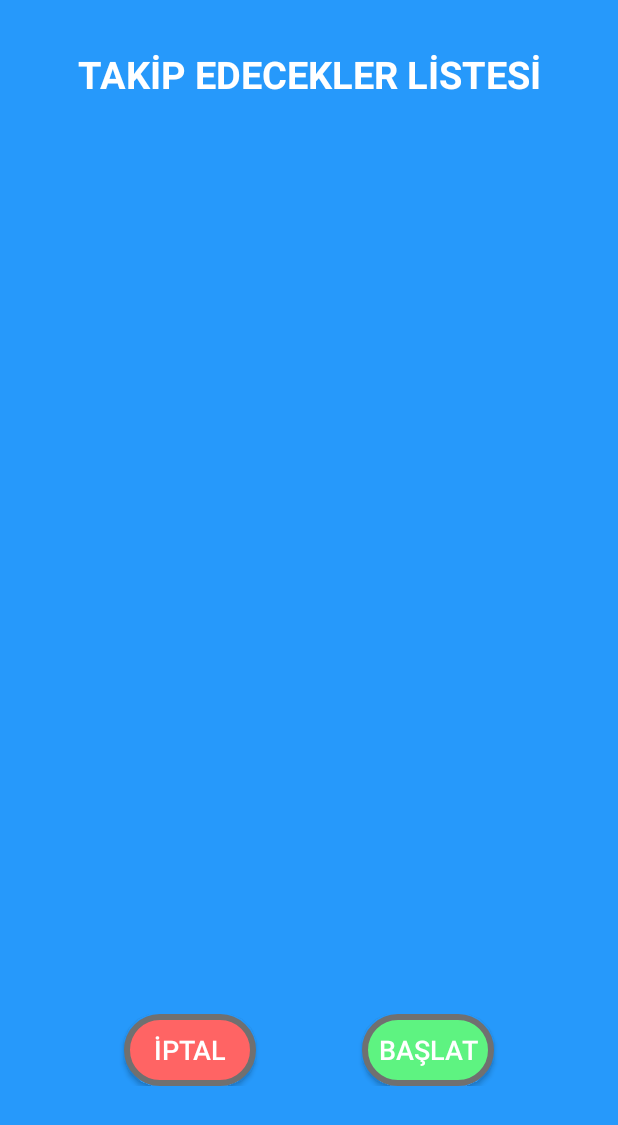
After one commit to onimaskesi/MGT-APP, an Android app: the TakipEdeceklerListesi screen opened directly, with no data from a screen before it, on a phone screen of 412 x 824 dp. The commit adds this screen. Shown: the top 1125 px of the screen. Run offline under Robolectric (Android 15) with nearby library versions, the phone set to English and light mode, and no system bars; our stand-ins replace Firebase (no records; nobody signed in at launch, a user with empty details on screens opened directly).

Commit message:
takipci listesi

```diff
--- a/app/src/main/AndroidManifest.xml
+++ b/app/src/main/AndroidManifest.xml
@@ -5,7 +5,7 @@
     <uses-permission android:name="android.permission.READ_PHONE_NUMBERS" />
     <uses-permission android:name="android.permission.READ_PHONE_STATE" />
     <uses-permission android:name="android.permission.READ_SMS" />
-    <uses-permission android:name="android.permission.READ_CONTACTS"/>
+    <uses-permission android:name="android.permission.READ_CONTACTS" />
 
     <application
         android:allowBackup="true"
@@ -14,7 +14,8 @@
         android:roundIcon="@mipmap/ic_launcher_round"
         android:supportsRtl="true"
         android:theme="@style/AppTheme">
-        <activity android:name=".RehberActivity"></activity>
+        <activity android:name=".TakipEdeceklerListesi"></activity>
+        <activity android:name=".RehberActivity" />
         <activity android:name=".AnaSayfaActivity" />
         <activity android:name=".ParolaOlusturmaActivity" />
         <activity android:name=".TelefonKayitActivity" />
--- /dev/null
+++ b/app/src/main/java/com/onimaskesi/mgtapp/TakipEdeceklerListesi.kt
@@ -0,0 +1,61 @@
+package com.onimaskesi.mgtapp
+
+import android.content.Context
+import androidx.appcompat.app.AppCompatActivity
+import android.os.Bundle
+import android.view.LayoutInflater
+import android.view.View
+import android.view.ViewGroup
+import android.widget.Toast
+import androidx.recyclerview.widget.LinearLayoutManager
+import androidx.recyclerview.widget.RecyclerView
+import com.google.firebase.firestore.FirebaseFirestore
+import kotlinx.android.synthetic.main.activity_takip_edecekler_listesi.*
+import kotlinx.android.synthetic.main.takipciler.view.*
+
+class TakipEdeceklerListesi : AppCompatActivity() {
+
+    private lateinit var db : FirebaseFirestore
+    lateinit var Telefon : String
+
+    override fun onCreate(savedInstanceState: Bundle?) {
+        super.onCreate(savedInstanceState)
+        setContentView(R.layout.activity_takip_edecekler_listesi)
+
+        Telefon = intent.getStringExtra("tel")
+        //Takipci_list.add(intent.getStringExtra("takipci"))
+
+        //takipciyi takipciler listesine ekle
+
+        //takipciler_list.layoutManager = LinearLayoutManager(this)
+
+        //takipciler_list.adapter = Adapter(Takipci_list, this)
+
+
+    }
+
+    class Adapter(items : List<String>,ctx: Context) : RecyclerView.Adapter<Adapter.ViewHolder>(){
+
+        private var list = items
+        private var context = ctx
+
+        override fun getItemCount(): Int {
+            return list.size
+        }
+
+        override fun onBindViewHolder(holder: Adapter.ViewHolder, position: Int) {
+
+            holder.name.text = list[position]
+
+        }
+
+        override fun onCreateViewHolder(parent: ViewGroup, viewType: Int): Adapter.ViewHolder {
+            return ViewHolder(LayoutInflater.from(context).inflate(R.layout.takipciler,parent,false))
+        }
+
+
+        class ViewHolder(v: View) : RecyclerView.ViewHolder(v){
+            val name = v.takipci_name
+        }
+    }
+}
--- /dev/null
+++ b/app/src/main/res/drawable-v24/layout_bg_baslat.xml
@@ -0,0 +1,7 @@
+<?xml version="1.0" encoding="utf-8"?>
+    <shape xmlns:android="http://schemas.android.com/apk/res/android">
+        <solid android:color="#5EF381"/>
+        <stroke android:width="4dp" android:color="#707070" />
+        <corners android:radius="22dp"/>
+        <padding android:left="0dp" android:top="0dp" android:right="0dp" android:bottom="0dp" />
+    </shape>
--- /dev/null
+++ b/app/src/main/res/drawable-v24/layout_bg_iptal.xml
@@ -0,0 +1,7 @@
+<?xml version="1.0" encoding="utf-8"?>
+    <shape xmlns:android="http://schemas.android.com/apk/res/android">
+        <solid android:color="#FF6464"/>
+        <stroke android:width="4dp" android:color="#707070" />
+        <corners android:radius="22dp"/>
+        <padding android:left="0dp" android:top="0dp" android:right="0dp" android:bottom="0dp" />
+    </shape>
--- a/app/src/main/res/layout/activity_ana_sayfa.xml
+++ b/app/src/main/res/layout/activity_ana_sayfa.xml
@@ -28,6 +28,7 @@
         android:layout_height="0dp"
         android:layout_marginBottom="215dp"
         android:background="#FFFFFF"
+        android:onClick="Kayitli_rotalar_click"
         android:text="KAYITLI ROTALAR"
         android:textSize="24sp"
         app:layout_constraintBottom_toBottomOf="parent"
--- /dev/null
+++ b/app/src/main/res/layout/activity_takip_edecekler_listesi.xml
@@ -0,0 +1,77 @@
+<?xml version="1.0" encoding="utf-8"?>
+<LinearLayout xmlns:android="http://schemas.android.com/apk/res/android"
+    xmlns:tools="http://schemas.android.com/tools"
+    android:layout_width="match_parent"
+    android:layout_height="match_parent"
+    xmlns:app="http://schemas.android.com/apk/res-auto"
+    android:orientation="vertical"
+    android:background="#2699FB"
+    tools:context=".TakipEdeceklerListesi">
+
+    <TextView
+        android:id="@+id/baslik"
+        android:layout_width="match_parent"
+        android:layout_height="wrap_content"
+        android:text="TAKİP EDECEKLER LİSTESİ"
+        android:textAlignment="center"
+        android:layout_marginTop="32dp"
+        android:layout_marginBottom="32dp"
+        android:textSize="25dp"
+        android:textColor="#FFFFFF"
+        android:textStyle="bold" />
+
+    <LinearLayout
+        android:layout_width="match_parent"
+        android:layout_height="match_parent"
+        android:orientation="vertical"
+        android:gravity="center|bottom">
+
+        <androidx.recyclerview.widget.RecyclerView
+            android:id="@+id/takipciler_list"
+            android:layout_width="match_parent"
+            android:layout_marginLeft="20dp"
+            android:layout_marginRight="20dp"
+            android:layout_marginBottom="40dp"
+            android:layout_height="wrap_content"
+            android:layout_gravity="bottom"
+            />
+
+        <LinearLayout
+            android:id="@+id/buttons"
+            android:layout_width="match_parent"
+            android:layout_height="wrap_content"
+            android:orientation="horizontal"
+            android:gravity="center"
+            android:layout_marginTop="40dp"
+            android:layout_marginBottom="100dp"
+            >
+
+            <Button
+                android:layout_width="wrap_content"
+                android:layout_height="wrap_content"
+                android:background="@drawable/layout_bg_iptal"
+                android:text="İPTAL"
+                android:textColor="#FFFFFF"
+                android:textSize="18dp"
+                android:layout_marginRight="35dp"
+                android:padding="10dp"/>
+
+            <Button
+                android:layout_width="wrap_content"
+                android:layout_height="wrap_content"
+                android:background="@drawable/layout_bg_baslat"
+                android:text="BAŞLAT"
+                android:textColor="#FFFFFF"
+                android:textSize="18dp"
+                android:layout_marginLeft="35dp"
+                android:padding="10dp"/>
+
+
+        </LinearLayout>
+
+    </LinearLayout>
+
+
+
+
+</LinearLayout>
--- a/app/src/main/res/layout/contact_child.xml
+++ b/app/src/main/res/layout/contact_child.xml
@@ -1,5 +1,6 @@
 <?xml version="1.0" encoding="utf-8"?>
-<RelativeLayout xmlns:android="http://schemas.android.com/apk/res/android"
+<RelativeLayout
+    xmlns:android="http://schemas.android.com/apk/res/android"
     xmlns:app="http://schemas.android.com/apk/res-auto"
     android:orientation="vertical"
     android:layout_width="match_parent"
```
Also changed, not shown: app/src/main/java/com/onimaskesi/mgtapp/AnaSayfaActivity.kt (+33 -3 lines), app/src/main/res/drawable-v24/layout_bg_takipciler.xml (added, +7 -0 lines), app/src/main/res/layout/takipciler.xml (added, +39 -0 lines).
